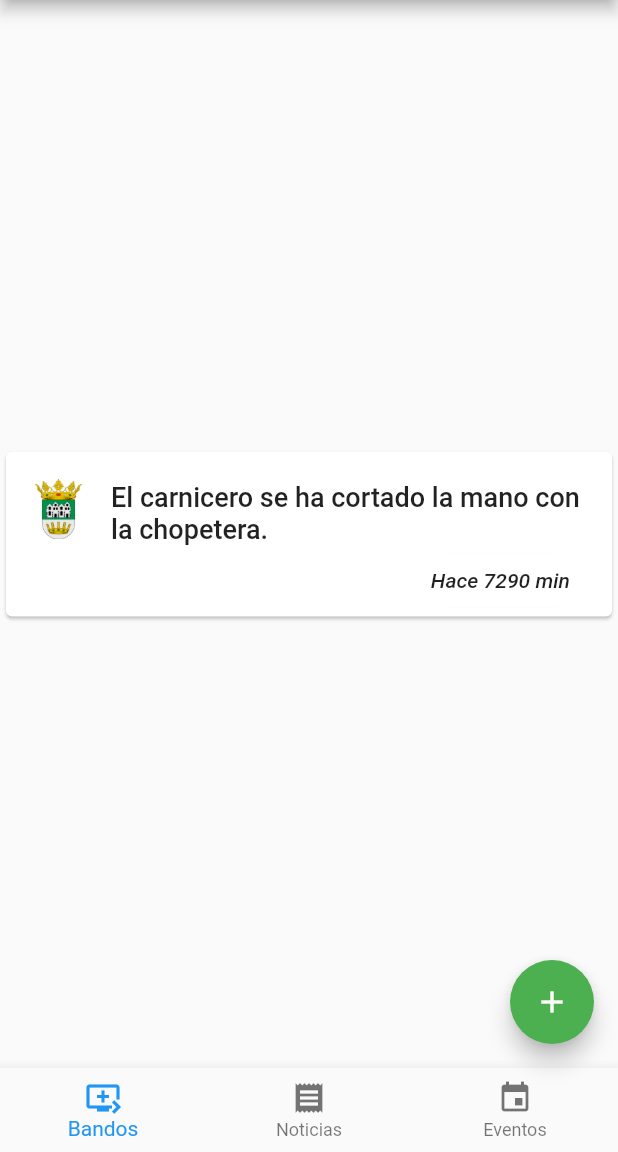
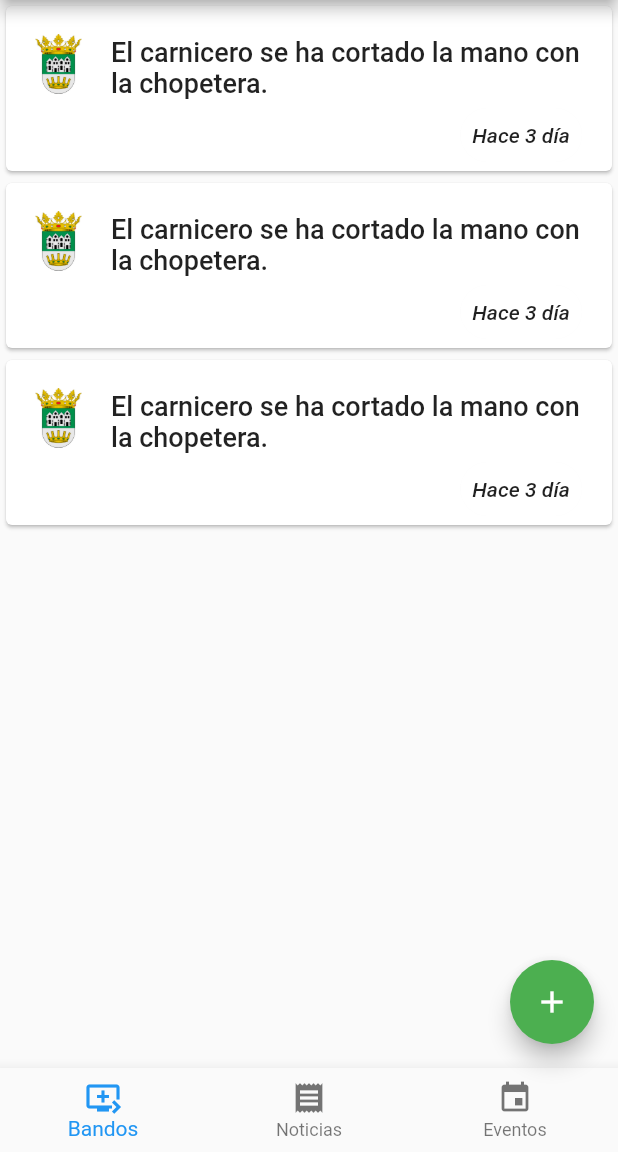
Before and after one commit to al361888/pueblos_app, a Flutter app: the screen it shows after launch, on a phone screen of 412 x 824 dp, the part 84-1236 px from its top. Run offline on Flutter 3.47's test engine with Material 2 defaults, Android fonts, the phone set to English and light mode, and no system bars.

Commit message:
Empezando con las noticias.

```diff
--- a/pueblos_app/lib/components/proclamationCard.dart
+++ b/pueblos_app/lib/components/proclamationCard.dart
@@ -1,7 +1,16 @@
 import 'package:flutter/material.dart';
 
-class ProclamationCard extends StatelessWidget {
-  var horaSalida = DateTime(2020, 2, 26, 9, 0, 0, 0, 0);
+class ProclamationCard extends StatefulWidget {
+  @override
+  _ProclamationCardState createState() => _ProclamationCardState();
+}
+
+class _ProclamationCardState extends State<ProclamationCard> {
+  String tiempoTarjeta = calculateTimeDiff();
+
+  Image escudoComunidad;
+  Text titulo;
+  Text descripcion;
   @override
   Widget build(BuildContext context) {
     return Container(
@@ -20,7 +29,10 @@ class ProclamationCard extends StatelessWidget {
                     Image.asset("assets/images/escudo.png",
                         width: 60, height: 60),
                     Padding(padding: EdgeInsets.all(10.0)),
-                    Text("Ha venido el afilador", textAlign: TextAlign.center,),
+                    Text(
+                      "Ha venido el afilador",
+                      textAlign: TextAlign.center,
+                    ),
                   ]),
                   content: SingleChildScrollView(
                     child: ListBody(
@@ -48,36 +60,34 @@ class ProclamationCard extends StatelessWidget {
               //Aqui empieza el codigo de apariencia de la carta
               mainAxisSize: MainAxisSize.min,
               children: <Widget>[
-                Row(
-                  mainAxisSize: MainAxisSize.min,
-                  children: <Widget>[
+                Row(mainAxisSize: MainAxisSize.min, children: <Widget>[
                   Container(
-                    padding: EdgeInsets.only(top:15, left:15, right: 15),
+                    padding: EdgeInsets.only(top: 15, left: 15, right: 15),
                     child: Image.asset("assets/images/escudo.png",
                         width: 40, height: 40),
                   ),
                   Flexible(
                     child: Container(
-                      padding: EdgeInsets.only(top:20, right: 20),
-                    child: Text("El carnicero se ha cortado la mano con la chopetera.",
-                        style: TextStyle(fontWeight: FontWeight.w500,
-                        fontSize: 18)),
-                  ),)
+                      padding: EdgeInsets.only(top: 20, right: 20),
+                      child: Text(
+                          "El carnicero se ha cortado la mano con la chopetera.",
+                          style: TextStyle(
+                              fontWeight: FontWeight.w500, fontSize: 18)),
+                    ),
+                  )
                 ]),
                 Container(
                   alignment: Alignment.centerRight,
                   padding: EdgeInsets.only(right: 20),
                   child: Chip(
-                      //Fecha de salida
-                      padding: EdgeInsets.symmetric(vertical: 10),
-                      backgroundColor: Colors.white,
-                      label: Text("Hace " +
-                          DateTime.now()
-                              .difference(horaSalida)
-                              .inMinutes
-                              .toString() +
-                          " min", style: TextStyle(fontStyle: FontStyle.italic),),
+                    //Fecha de salida
+                    padding: EdgeInsets.symmetric(vertical: 10),
+                    backgroundColor: Colors.white,
+                    label: Text(
+                      tiempoTarjeta,
+                      style: TextStyle(fontStyle: FontStyle.italic),
                     ),
+                  ),
                 )
               ]),
         ),
@@ -85,3 +95,19 @@ class ProclamationCard extends StatelessWidget {
     );
   }
 }
+
+String calculateTimeDiff() {
+  var horaSalida = DateTime(2020, 2, 27, 10, 40, 0, 0, 0); //Coger de la bbdd
+  Duration diff = DateTime.now().difference(horaSalida);
+  if (diff.inDays == 1) {
+    return "Hace " + diff.inDays.toString() + " día";
+  } else if (diff.inDays > 1) {
+    return "Hace " + diff.inDays.toString() + " día";
+  } else if (diff.inHours == 1) {
+    return "Hace " + diff.inHours.toString() + " hora";
+  } else if (diff.inHours > 1) {
+    return "Hace " + diff.inHours.toString() + " horas";
+  } else {
+    return "Hace " + diff.inMinutes.toString() + " minutos";
+  }
+}
--- a/pueblos_app/lib/components/proclamationsContainer.dart
+++ b/pueblos_app/lib/components/proclamationsContainer.dart
@@ -10,7 +10,12 @@ class _proclamationContainer extends State<proclamationsContainer>{
   @override
   Widget build(BuildContext context) {
     return Container(
-      child: ProclamationCard(),
+      child: Column(
+        children: <Widget>[ProclamationCard(),
+          ProclamationCard(),
+          ProclamationCard(),
+        ],
+      ),
     );
   }
 }
--- a/pueblos_app/lib/screens/homeScreen.dart
+++ b/pueblos_app/lib/screens/homeScreen.dart
@@ -1,4 +1,5 @@
 import 'package:flutter/material.dart';
+import 'package:pueblos_app/components/newsContainer.dart';
 import 'package:pueblos_app/components/proclamationsContainer.dart';
 import 'package:pueblos_app/screens/addProclamationScreen.dart';
 import 'package:pueblos_app/screens/loginScreen.dart';
@@ -13,7 +14,7 @@ class _HomeScreen extends State<HomeScreen> {
 
   final List<Widget> _widgetOptions = <Widget>[
     proclamationsContainer(), //Una clase nueva
-    Text('Aquí van las noticias'), //Una clase nueva
+    NewsContainer(), //Una clase nueva
     Text('Aquí van los eventos') //Una clase nueva
   ];
 
@@ -76,10 +77,8 @@ void _settingModalBottomSheet(BuildContext context) {
       context: context,
       builder: (BuildContext bc) {
         return Container(
-            height: 350,
             child: Column(children: [
           Container(
-                  height: 100,
               padding: EdgeInsets.all(14.0),
               child: Row(
                 mainAxisAlignment: MainAxisAlignment.start,
@@ -125,6 +124,11 @@ void _settingModalBottomSheet(BuildContext context) {
                 leading: Icon(Icons.inbox),
                 title: Text("Mis Facturas"),
                 onTap: () => {},
+              ),
+              ListTile(
+                leading: Icon(Icons.close),
+                title: Text("Cerrar sesión"),
+                onTap: () => {},
               )
             ],
           )
--- a/pueblos_app/pubspec.yaml
+++ b/pueblos_app/pubspec.yaml
@@ -42,8 +42,7 @@ flutter:
 
   # To add assets to your application, add an assets section, like this:
   assets:
-    - assets/images/landscape.jpg
-    - assets/images/escudo.png
+    - assets/images/
   #  - images/a_dot_ham.jpeg
 
   # An image asset can refer to one or more resolution-specific "variants", see
```
Also changed, not shown: pueblos_app/lib/components/newsContainer.dart (added, +20 -0 lines), pueblos_app/lib/components/newsElement.dart (added, +73 -0 lines), pueblos_app/lib/main.dart (+7 -1 lines), pueblos_app/lib/screens/addProclamationScreen.dart (+74 -22 lines). Lines whose indentation alone changed are shown as unchanged.
